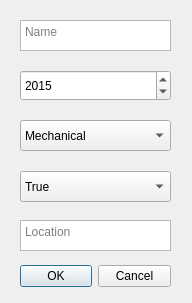
First picture: the form in 3Vikna/include/addpopup.ui, repository OArnarsson/Qt-SQLite-DesktopApp, before the edit.
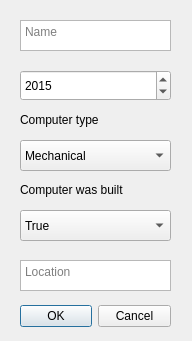
Second picture: the form after the edit.

Commit message: Added in idiot padding

```diff
--- a/3Vikna/include/addpopup.ui
+++ b/3Vikna/include/addpopup.ui
@@ -7,7 +7,7 @@
     <x>0</x>
     <y>0</y>
     <width>192</width>
-    <height>303</height>
+    <height>341</height>
    </rect>
   </property>
   <property name="windowTitle">
@@ -17,7 +17,7 @@
    <property name="geometry">
     <rect>
      <x>20</x>
-     <y>260</y>
+     <y>300</y>
      <width>151</width>
      <height>32</height>
     </rect>
@@ -61,7 +61,7 @@
    <property name="geometry">
     <rect>
      <x>20</x>
-     <y>220</y>
+     <y>260</y>
      <width>151</width>
      <height>31</height>
     </rect>
@@ -83,7 +83,7 @@
    <property name="geometry">
     <rect>
      <x>20</x>
-     <y>171</y>
+     <y>210</y>
      <width>151</width>
      <height>31</height>
     </rect>
@@ -129,7 +129,7 @@
    <property name="geometry">
     <rect>
      <x>20</x>
-     <y>120</y>
+     <y>140</y>
      <width>151</width>
      <height>31</height>
     </rect>
@@ -150,6 +150,32 @@
     </property>
    </item>
   </widget>
+  <widget class="QLabel" name="label">
+   <property name="geometry">
+    <rect>
+     <x>20</x>
+     <y>180</y>
+     <width>151</width>
+     <height>20</height>
+    </rect>
+   </property>
+   <property name="text">
+    <string>Computer was built</string>
+   </property>
+  </widget>
+  <widget class="QLabel" name="label_2">
+   <property name="geometry">
+    <rect>
+     <x>20</x>
+     <y>110</y>
+     <width>151</width>
+     <height>20</height>
+    </rect>
+   </property>
+   <property name="text">
+    <string>Computer type</string>
+   </property>
+  </widget>
  </widget>
  <resources/>
  <connections>
```
